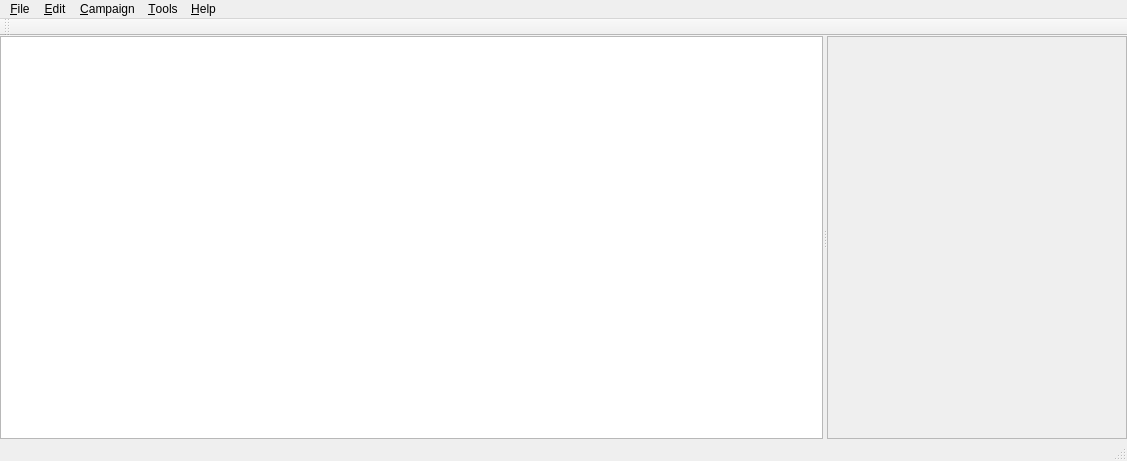
First picture: the form in DMHelper/src/mainwindow.ui, repository MMetze/DMHelper, before the edit.
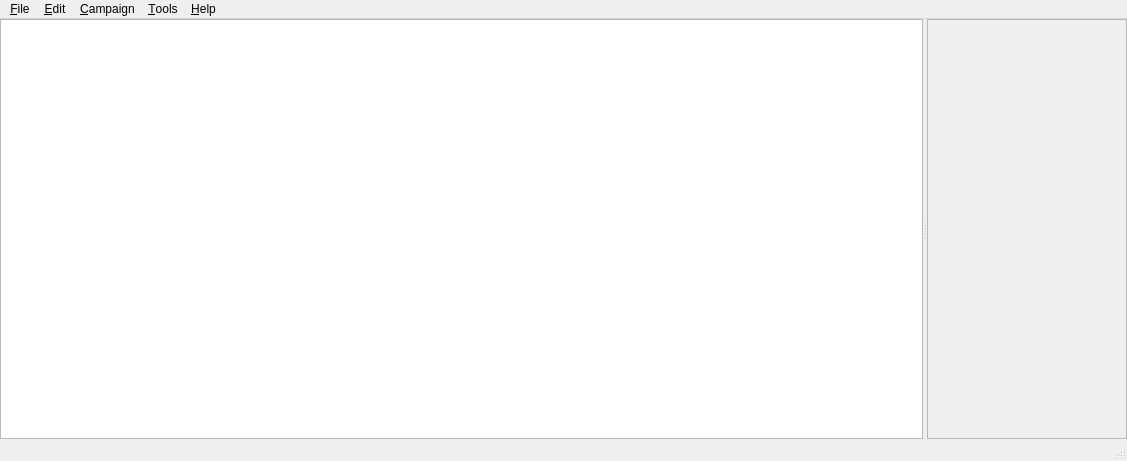
Second picture: the form after the edit. Icons and pictures are not drawn. Custom widgets are drawn as their Qt base class.

What changed in the file:
```diff
--- a/DMHelper/src/mainwindow.ui
+++ b/DMHelper/src/mainwindow.ui
@@ -69,7 +69,7 @@
        </property>
        <property name="minimumSize">
         <size>
-         <width>300</width>
+         <width>200</width>
          <height>0</height>
         </size>
        </property>
@@ -94,14 +94,14 @@
       </widget>
       <widget class="QStackedWidget" name="stackedWidgetEncounter">
        <property name="sizePolicy">
-        <sizepolicy hsizetype="MinimumExpanding" vsizetype="Preferred">
+        <sizepolicy hsizetype="Preferred" vsizetype="Preferred">
          <horstretch>4</horstretch>
          <verstretch>0</verstretch>
         </sizepolicy>
        </property>
        <property name="minimumSize">
         <size>
-         <width>300</width>
+         <width>200</width>
          <height>0</height>
         </size>
        </property>
@@ -211,14 +211,6 @@
    <addaction name="menu_Bestiary"/>
    <addaction name="menu_Help"/>
   </widget>
-  <widget class="QToolBar" name="mainToolBar">
-   <attribute name="toolBarArea">
-    <enum>TopToolBarArea</enum>
-   </attribute>
-   <attribute name="toolBarBreak">
-    <bool>false</bool>
-   </attribute>
-  </widget>
   <widget class="QStatusBar" name="statusBar"/>
   <action name="actionE_xit">
    <property name="text">
@@ -424,6 +416,12 @@
    <extends>QTreeView</extends>
    <header>campaigntree.h</header>
   </customwidget>
+  <customwidget>
+   <class>CampaignObjectFrameStack</class>
+   <extends>QStackedWidget</extends>
+   <header>campaignobjectframestack.h</header>
+   <container>1</container>
+  </customwidget>
  </customwidgets>
  <resources>
   <include location="resources.qrc"/>
```
Left out of the diff: 2 changed lines with no effect on the pictures.
